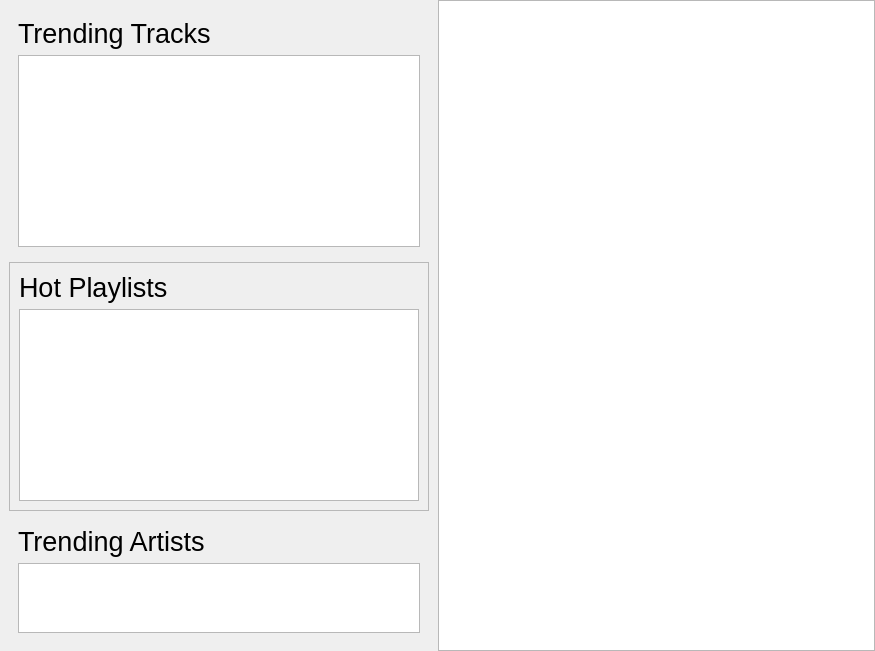
Old version of the form src/libtomahawk-widgets/NetworkActivityWidget.ui in the repository tomahawk-player/tomahawk.
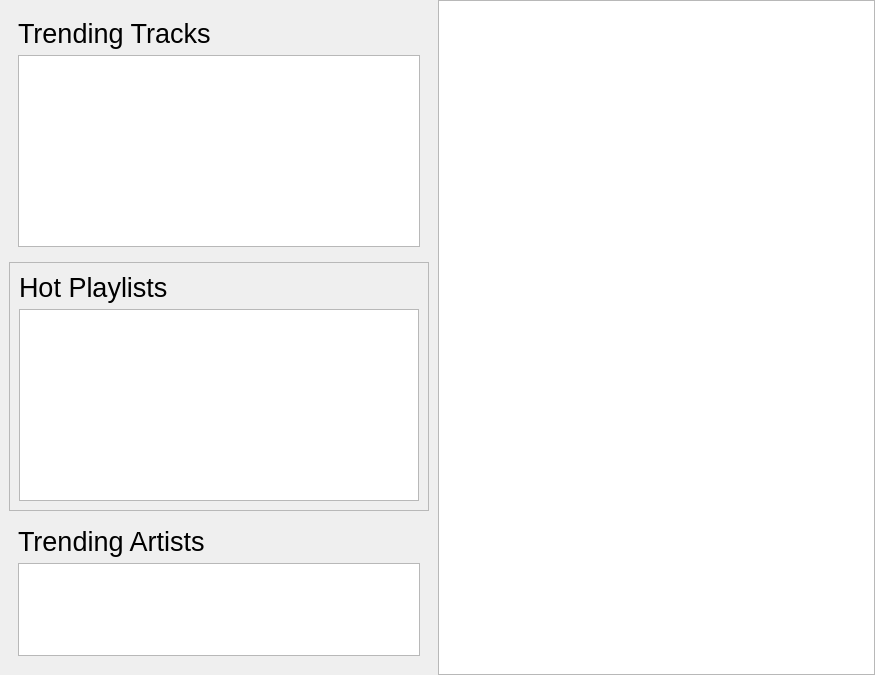
New version of the form. Custom widgets are drawn as their Qt base class.

Commit message: Do not expand Hot Playlists View on init

What changed in the file:
```diff
--- a/src/libtomahawk-widgets/NetworkActivityWidget.ui
+++ b/src/libtomahawk-widgets/NetworkActivityWidget.ui
@@ -7,7 +7,7 @@
     <x>0</x>
     <y>0</y>
     <width>875</width>
-    <height>526</height>
+    <height>675</height>
    </rect>
   </property>
   <layout class="QHBoxLayout" name="horizontalLayout_2">
```
Left out of the diff: 2 changed lines with no effect on the pictures. The commit also changes 1 other file.
